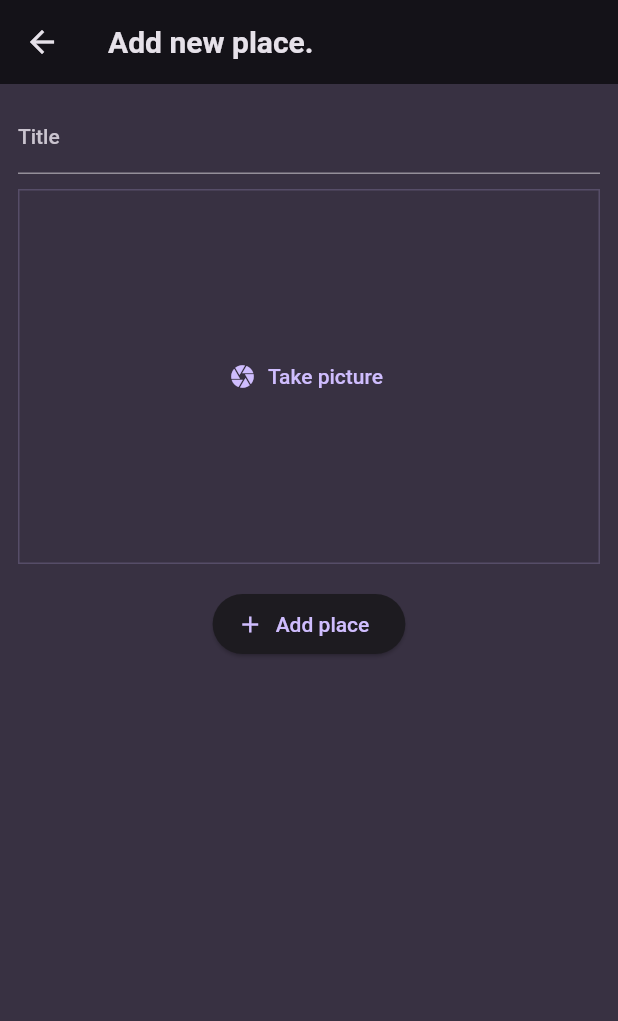
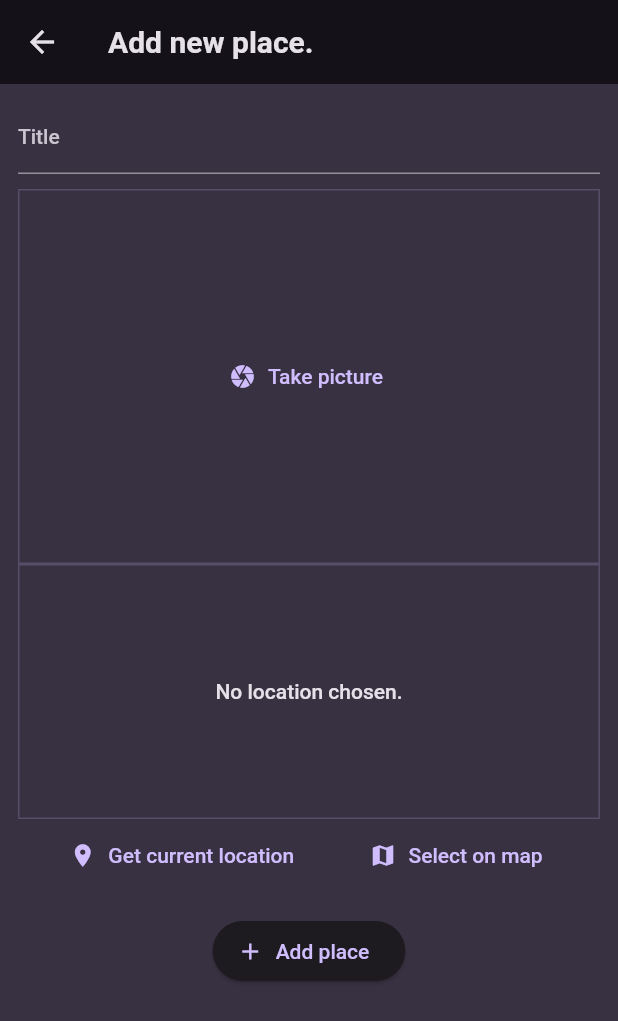
Before and after one commit to ranjan077/flutter_favorites_places, a Flutter app: the screen it shows after launch, after a tap on the "add" icon, on a phone screen of 412 x 824 dp. Shown: the top 1021 px of the screen. Run offline on Flutter 3.47's test engine with Material 2 defaults, Android fonts, the phone set to English and light mode, and no system bars; our stand-ins replace flutter_riverpod, google_fonts, image_picker, location.

Commit message:
added location check

```diff
--- a/lib/screens/add_place.dart
+++ b/lib/screens/add_place.dart
@@ -2,6 +2,7 @@
 
 import 'package:favourite_placess/providers/user_places.dart';
 import 'package:favourite_placess/widgets/image_input.dart';
+import 'package:favourite_placess/widgets/location_input.dart';
 import 'package:flutter/material.dart';
 import 'package:flutter_riverpod/flutter_riverpod.dart';
 
@@ -56,6 +57,7 @@
             ImageInput(onPickImage: (image) {
               _selectedImage = image;
             }),
+            const LocationInput(),
             const SizedBox(
               height: 16,
             ),
--- a/lib/screens/place_details.dart
+++ b/lib/screens/place_details.dart
@@ -1,6 +1,5 @@
 import 'package:favourite_placess/models/place.dart';
 import 'package:flutter/material.dart';
-import 'package:flutter/widgets.dart';
 
 class PlaceDetailScreen extends StatelessWidget {
   final Place place;
--- /dev/null
+++ b/lib/widgets/location_input.dart
@@ -0,0 +1,87 @@
+import 'package:flutter/material.dart';
+import 'package:location/location.dart';
+
+class LocationInput extends StatefulWidget {
+  const LocationInput({super.key});
+  @override
+  State<LocationInput> createState() {
+    return _LocationInputState();
+  }
+}
+
+class _LocationInputState extends State<LocationInput> {
+  Location? _pickedLocation;
+  bool _isGettingLocation = false;
+
+  void getCurrentLocation() async {
+    Location location = Location();
+
+    bool serviceEnabled;
+    PermissionStatus permissionGranted;
+    LocationData locationData;
+
+    serviceEnabled = await location.serviceEnabled();
+    if (!serviceEnabled) {
+      serviceEnabled = await location.requestService();
+      if (!serviceEnabled) {
+        return;
+      }
+    }
+
+    permissionGranted = await location.hasPermission();
+    if (permissionGranted == PermissionStatus.denied) {
+      permissionGranted = await location.requestPermission();
+      if (permissionGranted != PermissionStatus.granted) {
+        return;
+      }
+    }
+    setState(() {
+      _isGettingLocation = true;
+    });
+    locationData = await location.getLocation();
+    setState(() {
+      _isGettingLocation = false;
+    });
+  }
+
+  @override
+  Widget build(BuildContext context) {
+    Widget previewContent = Text('No location chosen.',
+        textAlign: TextAlign.center,
+        style: Theme.of(context)
+            .textTheme
+            .bodyLarge!
+            .copyWith(color: Theme.of(context).colorScheme.onBackground));
+    if (_isGettingLocation) {
+      previewContent = const CircularProgressIndicator();
+    }
+    return Column(
+      children: [
+        Container(
+            alignment: Alignment.center,
+            height: 170,
+            width: double.infinity,
+            decoration: BoxDecoration(
+              border: Border.all(
+                width: 1,
+                color: Theme.of(context).colorScheme.primary.withOpacity(0.2),
+              ),
+            ),
+            child: previewContent),
+        Row(
+          mainAxisAlignment: MainAxisAlignment.spaceEvenly,
+          children: [
+            TextButton.icon(
+                onPressed: getCurrentLocation,
+                icon: const Icon(Icons.location_on),
+                label: const Text('Get current location')),
+            TextButton.icon(
+                onPressed: () {},
+                icon: const Icon(Icons.map),
+                label: const Text('Select on map'))
+          ],
+        )
+      ],
+    );
+  }
+}
--- a/pubspec.yaml
+++ b/pubspec.yaml
@@ -40,6 +40,7 @@
   riverpod: ^2.4.5
   flutter_riverpod: ^2.4.5
   image_picker: ^1.0.4
+  location: ^5.0.3
 
 dev_dependencies:
   flutter_test:
```
Also changed, not shown: pubspec.lock, 5 other files.
